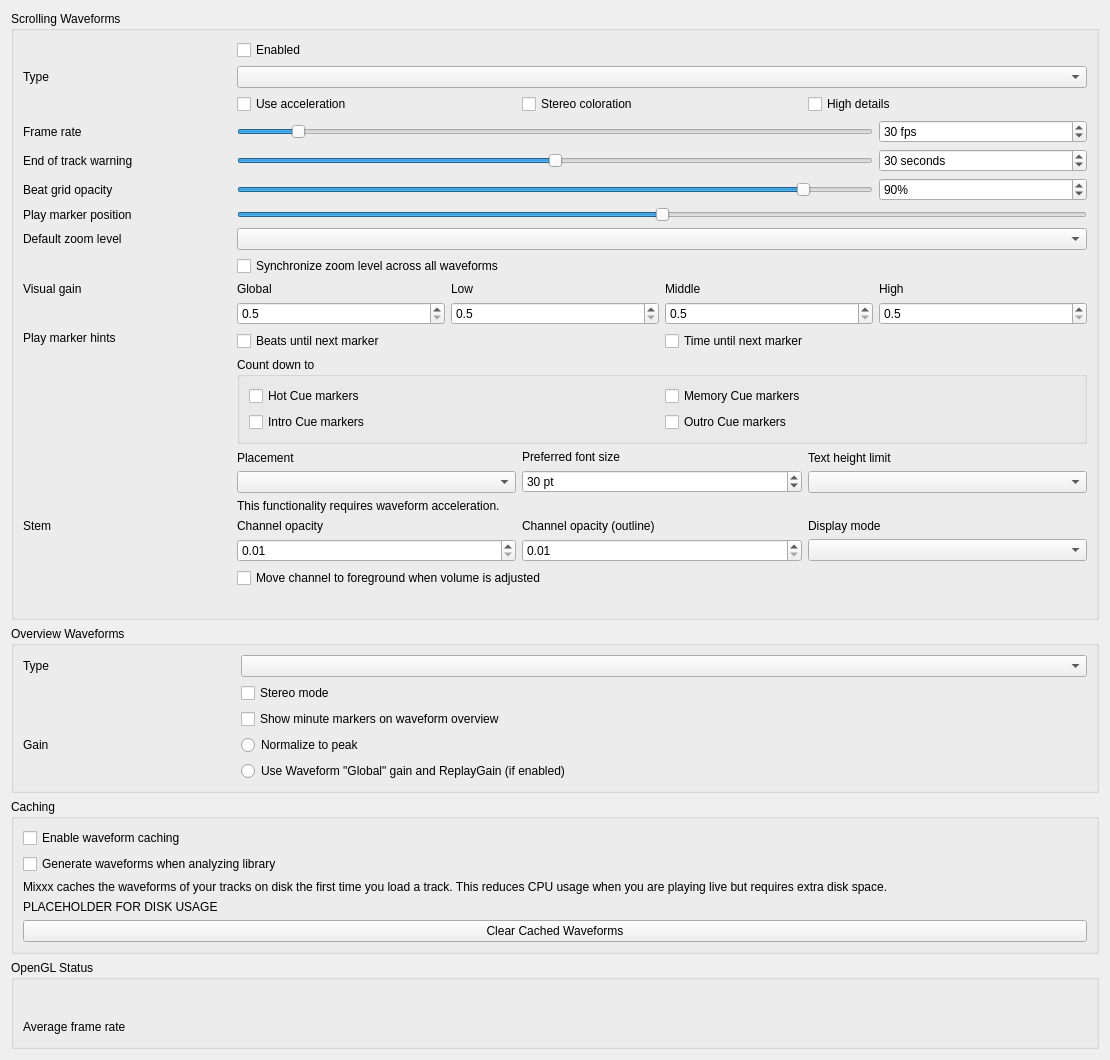
Above: src/preferences/dialog/dlgprefwaveformdlg.ui from 0cwa/mixxx before the change. Below: the same form after it.
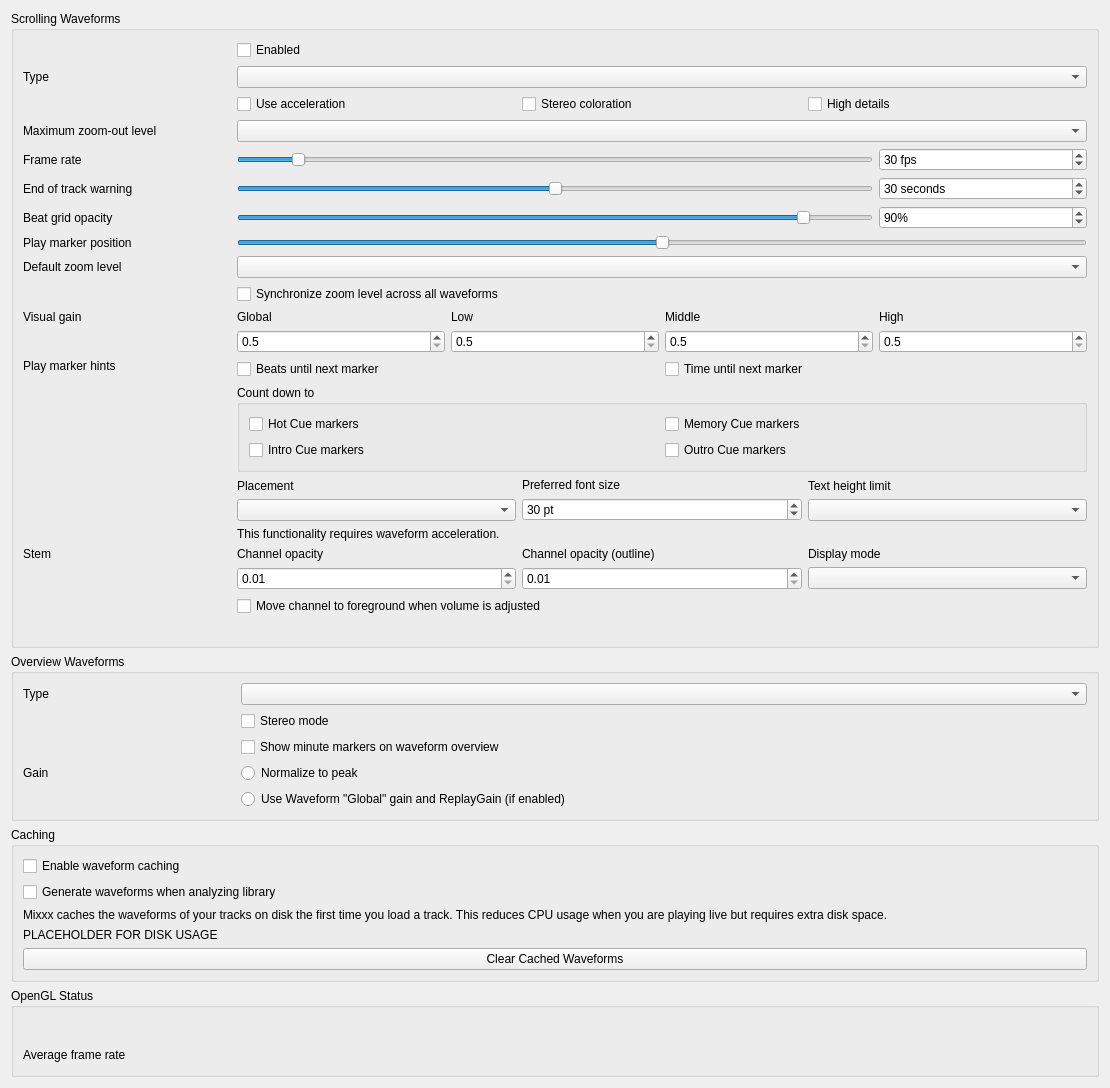
That is the form after the change.

Commit message: Add configurable waveform zoom-out limit

The edit to the form file:
```diff
--- a/src/preferences/dialog/dlgprefwaveformdlg.ui
+++ b/src/preferences/dialog/dlgprefwaveformdlg.ui
@@ -85,6 +85,30 @@
         </widget>
        </item>
       </layout>
+    </item>
+
+     <item row="3" column="0">
+      <widget class="QLabel" name="maxZoomOutLabel">
+       <property name="toolTip">
+        <string>Allow the waveform zoom to show more of the track at once.</string>
+       </property>
+       <property name="text">
+        <string>Maximum zoom-out level</string>
+       </property>
+       <property name="alignment">
+        <set>Qt::AlignLeading|Qt::AlignLeft|Qt::AlignVCenter</set>
+       </property>
+       <property name="buddy">
+        <cstring>maxZoomOutComboBox</cstring>
+       </property>
+      </widget>
+     </item>
+     <item row="3" column="1" colspan="4">
+      <widget class="QComboBox" name="maxZoomOutComboBox">
+       <property name="toolTip">
+        <string>Allow the waveform to show more of the track at once.</string>
+       </property>
+      </widget>
      </item>
 
      <item row="4" column="0">
```
Left out of the diff: 1 changed line with no effect on the pictures. The commit also changes 11 other files.
